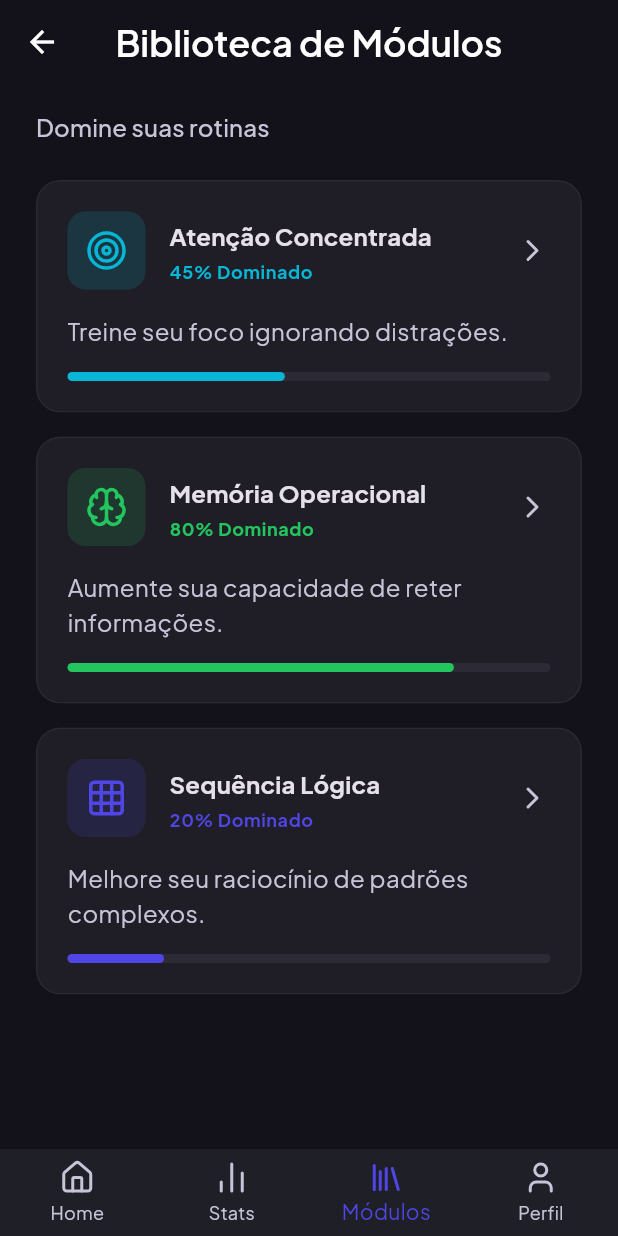
After one commit to LucasAlberto0/Neuroly, a Flutter app: the MainLayoutScreen screen opened by its route, item 3 of the bottom bar chosen, on a phone screen of 412 x 824 dp. The commit adds this screen. Run offline on Flutter 3.47's test engine with Material 3 defaults, Android fonts, the phone set to English and light mode, and no system bars; our stand-ins replace google_fonts, lucide_icons.

Commit message:
feat: criação das páginjas de stats, módulos e editar perfil

```diff
--- /dev/null
+++ b/lib/core/widgets/main_layout_screen.dart
@@ -0,0 +1,53 @@
+import 'package:flutter/material.dart';
+import '../../features/home/presentation/screens/home_screen.dart';
+import '../../features/stats/presentation/screens/stats_screen.dart';
+import '../../features/modules/presentation/screens/modules_screen.dart';
+import '../../features/profile/presentation/screens/profile_screen.dart';
+import '../theme/app_colors.dart';
+import 'package:lucide_icons/lucide_icons.dart';
+
+class MainLayoutScreen extends StatefulWidget {
+  const MainLayoutScreen({super.key});
+
+  @override
+  State<MainLayoutScreen> createState() => _MainLayoutScreenState();
+}
+
+class _MainLayoutScreenState extends State<MainLayoutScreen> {
+  int _currentIndex = 0;
+
+  final List<Widget> _pages = [
+    const HomeScreen(),
+    const StatsScreen(),
+    const ModulesScreen(),
+    const ProfileScreen(),
+  ];
+
+  @override
+  Widget build(BuildContext context) {
+    return Scaffold(
+      body: IndexedStack(
+        index: _currentIndex,
+        children: _pages,
+      ),
+      bottomNavigationBar: BottomNavigationBar(
+        backgroundColor: AppColors.surface,
+        selectedItemColor: AppColors.primary,
+        unselectedItemColor: AppColors.textMedium,
+        type: BottomNavigationBarType.fixed,
+        currentIndex: _currentIndex,
+        onTap: (index) {
+          setState(() {
+            _currentIndex = index;
+          });
+        },
+        items: const [
+          BottomNavigationBarItem(icon: Icon(LucideIcons.home), label: 'Home'),
+          BottomNavigationBarItem(icon: Icon(LucideIcons.barChart2), label: 'Stats'),
+          BottomNavigationBarItem(icon: Icon(LucideIcons.library), label: 'Módulos'),
+          BottomNavigationBarItem(icon: Icon(LucideIcons.user), label: 'Perfil'),
+        ],
+      ),
+    );
+  }
+}
--- /dev/null
+++ b/lib/features/modules/presentation/screens/modules_screen.dart
@@ -0,0 +1,138 @@
+import 'package:flutter/material.dart';
+import '../../../../core/theme/app_colors.dart';
+import '../../../../core/widgets/glass_container.dart';
+import 'package:lucide_icons/lucide_icons.dart';
+
+class ModulesScreen extends StatelessWidget {
+  const ModulesScreen({super.key});
+
+  @override
+  Widget build(BuildContext context) {
+    return Scaffold(
+      appBar: AppBar(
+        title: const Text('Biblioteca de Módulos'),
+        centerTitle: true,
+        backgroundColor: Colors.transparent,
+        elevation: 0,
+      ),
+      body: SafeArea(
+        child: SingleChildScrollView(
+          padding: const EdgeInsets.symmetric(horizontal: 24.0, vertical: 16.0),
+          child: Column(
+            crossAxisAlignment: CrossAxisAlignment.start,
+            children: [
+              Text(
+                'Domine suas rotinas',
+                style: Theme.of(context).textTheme.titleMedium?.copyWith(
+                  color: AppColors.textMedium,
+                ),
+              ),
+              const SizedBox(height: 24),
+              _buildModuleCard(
+                context,
+                title: 'Atenção Concentrada',
+                description: 'Treine seu foco ignorando distrações.',
+                progress: 0.45,
+                color: AppColors.cyan,
+                icon: LucideIcons.target,
+                route: '/game_attention',
+              ),
+              const SizedBox(height: 16),
+              _buildModuleCard(
+                context,
+                title: 'Memória Operacional',
+                description: 'Aumente sua capacidade de reter informações.',
+                progress: 0.80,
+                color: AppColors.secondary,
+                icon: LucideIcons.brain,
+                route: '/game_memory',
+              ),
+              const SizedBox(height: 16),
+              _buildModuleCard(
+                context,
+                title: 'Sequência Lógica',
+                description: 'Melhore seu raciocínio de padrões complexos.',
+                progress: 0.20,
+                color: AppColors.primary,
+                icon: LucideIcons.grid,
+                route: '/game_sequence',
+              ),
+            ],
+          ),
+        ),
+      ),
+    );
+  }
+
+  Widget _buildModuleCard(
+    BuildContext context, {
+    required String title,
+    required String description,
+    required double progress,
+    required Color color,
+    required IconData icon,
+    required String route,
+  }) {
+    return GestureDetector(
+      onTap: () => Navigator.pushNamed(context, route),
+      child: GlassContainer(
+        padding: const EdgeInsets.all(20),
+        child: Column(
+          crossAxisAlignment: CrossAxisAlignment.start,
+          children: [
+            Row(
+              children: [
+                Container(
+                  padding: const EdgeInsets.all(12),
+                  decoration: BoxDecoration(
+                    color: color.withOpacity(0.15),
+                    borderRadius: BorderRadius.circular(12),
+                  ),
+                  child: Icon(icon, color: color, size: 28),
+                ),
+                const SizedBox(width: 16),
+                Expanded(
+                  child: Column(
+                    crossAxisAlignment: CrossAxisAlignment.start,
+                    children: [
+                      Text(
+                        title,
+                        style: Theme.of(context).textTheme.titleMedium?.copyWith(
+                          fontWeight: FontWeight.bold,
+                        ),
+                      ),
+                      const SizedBox(height: 4),
+                      Text(
+                        '${(progress * 100).toInt()}% Dominado',
+                        style: Theme.of(context).textTheme.bodySmall?.copyWith(
+                          color: color,
+                          fontWeight: FontWeight.bold,
+                        ),
+                      ),
+                    ],
+                  ),
+                ),
+                const Icon(LucideIcons.chevronRight, color: AppColors.textMedium),
+              ],
+            ),
+            const SizedBox(height: 16),
+            Text(
+              description,
+              style: Theme.of(context).textTheme.bodyMedium?.copyWith(
+                color: AppColors.textMedium,
+              ),
+            ),
+            const SizedBox(height: 16),
+            LinearProgressIndicator(
+              value: progress,
+              backgroundColor: AppColors.outline.withOpacity(0.3),
+              color: color,
+              minHeight: 6,
+              borderRadius: BorderRadius.circular(3),
+            ),
+          ],
+        ),
+      ),
+    );
+  }
+}
--- a/lib/main.dart
+++ b/lib/main.dart
@@ -3,6 +3,7 @@ import 'core/theme/app_theme.dart';
 import 'features/auth/presentation/screens/login_screen.dart';
 import 'features/home/presentation/screens/home_screen.dart';
 import 'features/game/presentation/screens/sequence_game_screen.dart';
+import 'core/widgets/main_layout_screen.dart';
 import 'features/game/presentation/screens/attention_game_screen.dart';
 import 'features/game/presentation/screens/memory_game_screen.dart';
 import 'features/onboarding/presentation/screens/onboarding_screen.dart';
@@ -24,7 +25,7 @@ class NeurolyApp extends StatelessWidget {
       routes: {
         '/': (context) => const OnboardingScreen(),
         '/login': (context) => const LoginScreen(),
-        '/home': (context) => const HomeScreen(),
+        '/home': (context) => const MainLayoutScreen(),
         '/game_sequence': (context) => const SequenceGameScreen(),
         '/game_attention': (context) => const AttentionGameScreen(),
         '/game_memory': (context) => const MemoryGameScreen(),
```
Also changed, not shown: lib/features/home/presentation/screens/home_screen.dart (+0 -12 lines), lib/features/profile/presentation/screens/profile_screen.dart (added, +189 -0 lines), lib/features/stats/presentation/screens/stats_screen.dart (added, +137 -0 lines), assets/images/profile_pic.jpg (added), assets/images/test.png (added).
